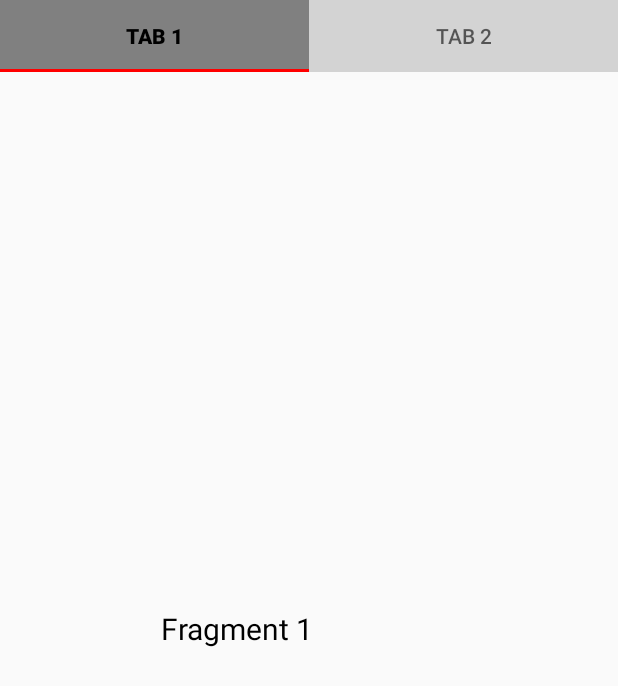
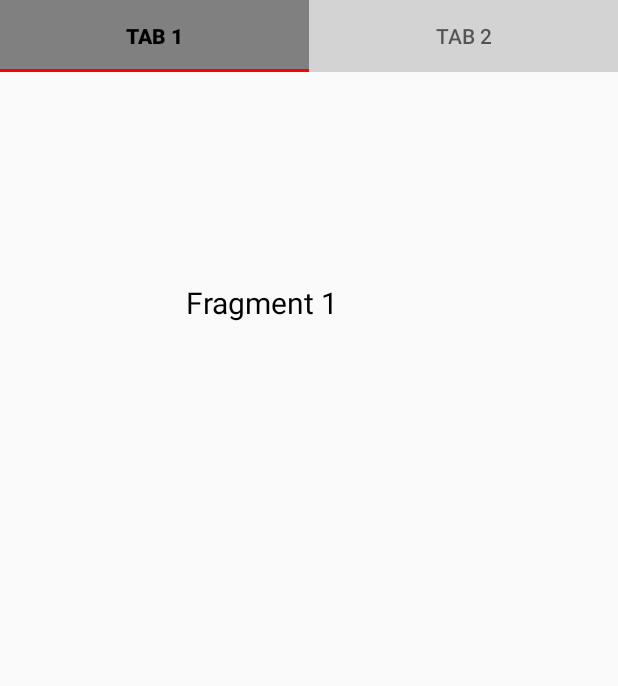
Before and after one commit to SaajidAziz5756/TabsLayoutLab, an Android app: the screen it shows after launch (MainActivity), on a phone screen of 412 x 824 dp. Shown: the top 686 px of the screen. Run offline under Robolectric (Android 15) with nearby library versions, the phone set to English and light mode, and no system bars.

Commit message:
Change layout for the fragments to Constraint

```diff
--- a/app/src/main/res/layout/fragment_home.xml
+++ b/app/src/main/res/layout/fragment_home.xml
@@ -1,16 +1,22 @@
 <?xml version="1.0" encoding="utf-8"?>
-<LinearLayout xmlns:android="http://schemas.android.com/apk/res/android"
+<androidx.constraintlayout.widget.ConstraintLayout xmlns:android="http://schemas.android.com/apk/res/android"
+    xmlns:app="http://schemas.android.com/apk/res-auto"
+    xmlns:tools="http://schemas.android.com/tools"
     android:layout_width="match_parent"
     android:layout_height="match_parent"
-    android:orientation="vertical"
-    android:gravity="center">
+    android:gravity="center"
+    android:orientation="vertical">
 
     <TextView
-        android:layout_width="197dp"
+        android:layout_width="196dp"
         android:layout_height="61dp"
+        android:layout_marginStart="124dp"
+        android:layout_marginTop="140dp"
         android:text="Fragment 1"
         android:textColor="@color/black"
         android:textFontWeight="@integer/material_motion_duration_medium_2"
-        android:textSize="20sp" />
+        android:textSize="20sp"
+        app:layout_constraintStart_toStartOf="parent"
+        app:layout_constraintTop_toTopOf="parent" />
 
-</LinearLayout>
+</androidx.constraintlayout.widget.ConstraintLayout>
```
Also changed, not shown: app/src/main/res/layout/fragment_settings.xml (+11 -5 lines).
